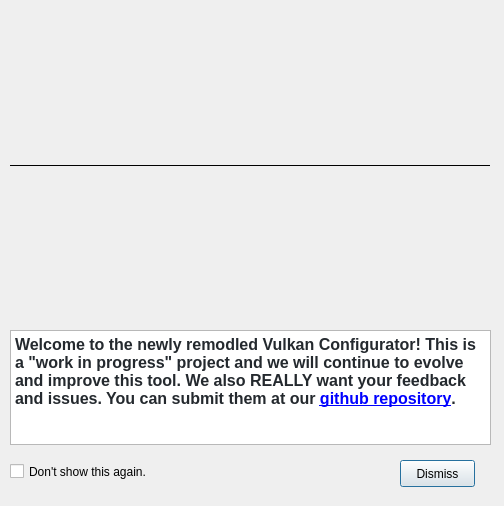
Before: the Qt Designer form vkconfig/dlgbetamessage.ui in LunarG/VulkanTools, drawn with Qt 5.
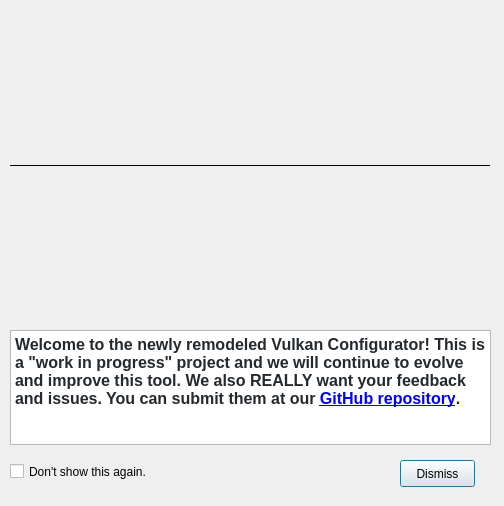
After: the same form once the commit is applied. Icons and pictures are not drawn.

Patch:
```diff
--- a/vkconfig/dlgbetamessage.ui
+++ b/vkconfig/dlgbetamessage.ui
@@ -138,8 +138,8 @@
     <string>&lt;!DOCTYPE HTML PUBLIC &quot;-//W3C//DTD HTML 4.0//EN&quot; &quot;http://www.w3.org/TR/REC-html40/strict.dtd&quot;&gt;
 &lt;html&gt;&lt;head&gt;&lt;meta name=&quot;qrichtext&quot; content=&quot;1&quot; /&gt;&lt;style type=&quot;text/css&quot;&gt;
 p, li { white-space: pre-wrap; }
-&lt;/style&gt;&lt;/head&gt;&lt;body style=&quot; font-family:'MS Shell Dlg 2'; font-size:10pt; font-weight:400; font-style:normal;&quot;&gt;
-&lt;p style=&quot; margin-top:0px; margin-bottom:0px; margin-left:0px; margin-right:0px; -qt-block-indent:0; text-indent:0px;&quot;&gt;&lt;span style=&quot; font-family:'-apple-system','BlinkMacSystemFont','Segoe UI','Helvetica','Arial','sans-serif','Apple Color Emoji','Segoe UI Emoji'; font-size:12pt; font-weight:600; color:#24292e; background-color:#ffffff;&quot;&gt;Welcome to the newly remodled Vulkan Configurator! This is a &amp;quot;work in progress&amp;quot; project and we will continue to evolve and improve this tool. We also REALLY want your feedback and issues. You can submit them at our &lt;/span&gt;&lt;a href=&quot;http://github.com/LunarG/VulkanTools&quot;&gt;&lt;span style=&quot; font-size:12pt; font-weight:600; text-decoration: underline; color:#0000ff;&quot;&gt;github repository&lt;/span&gt;&lt;/a&gt;&lt;span style=&quot; font-family:'-apple-system','BlinkMacSystemFont','Segoe UI','Helvetica','Arial','sans-serif','Apple Color Emoji','Segoe UI Emoji'; font-size:12pt; font-weight:600; color:#24292e; background-color:#ffffff;&quot;&gt;.&lt;/span&gt;&lt;/p&gt;
+&lt;/style&gt;&lt;/head&gt;&lt;body style=&quot; font-family:'.AppleSystemUIFont'; font-size:10pt; font-weight:400; font-style:normal;&quot;&gt;
+&lt;p style=&quot; margin-top:0px; margin-bottom:0px; margin-left:0px; margin-right:0px; -qt-block-indent:0; text-indent:0px;&quot;&gt;&lt;span style=&quot; font-family:'-apple-system','BlinkMacSystemFont','Segoe UI','Helvetica','Arial','sans-serif','Apple Color Emoji','Segoe UI Emoji'; font-size:12pt; font-weight:600; color:#24292e; background-color:#ffffff;&quot;&gt;Welcome to the newly remodeled Vulkan Configurator! This is a &amp;quot;work in progress&amp;quot; project and we will continue to evolve and improve this tool. We also REALLY want your feedback and issues. You can submit them at our &lt;/span&gt;&lt;a href=&quot;http://github.com/LunarG/VulkanTools&quot;&gt;&lt;span style=&quot; font-family:'MS Shell Dlg 2'; font-size:12pt; font-weight:600; text-decoration: underline; color:#0000ff;&quot;&gt;GitHub repository&lt;/span&gt;&lt;/a&gt;&lt;span style=&quot; font-family:'-apple-system','BlinkMacSystemFont','Segoe UI','Helvetica','Arial','sans-serif','Apple Color Emoji','Segoe UI Emoji'; font-size:12pt; font-weight:600; color:#24292e; background-color:#ffffff;&quot;&gt;.&lt;/span&gt;&lt;/p&gt;
 &lt;p style=&quot;-qt-paragraph-type:empty; margin-top:0px; margin-bottom:0px; margin-left:0px; margin-right:0px; -qt-block-indent:0; text-indent:0px; font-family:'-apple-system','BlinkMacSystemFont','Segoe UI','Helvetica','Arial','sans-serif','Apple Color Emoji','Segoe UI Emoji'; font-size:12pt; font-weight:600; color:#24292e;&quot;&gt;&lt;br /&gt;&lt;/p&gt;
 &lt;p style=&quot;-qt-paragraph-type:empty; margin-top:0px; margin-bottom:0px; margin-left:0px; margin-right:0px; -qt-block-indent:0; text-indent:0px; font-family:'-apple-system','BlinkMacSystemFont','Segoe UI','Helvetica','Arial','sans-serif','Apple Color Emoji','Segoe UI Emoji'; font-size:12pt; font-weight:600; color:#24292e;&quot;&gt;&lt;br /&gt;&lt;/p&gt;&lt;/body&gt;&lt;/html&gt;</string>
    </property>
```
